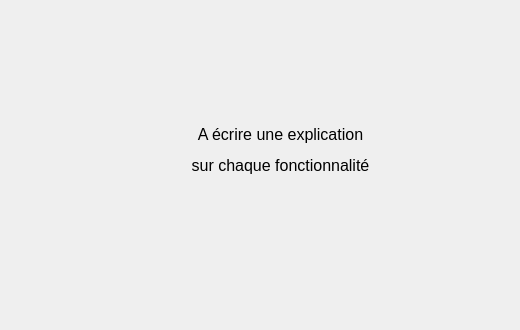
Before: the Qt Designer form gui/Accueil.ui in WallaceVBB/EpiData, drawn with Qt 5.
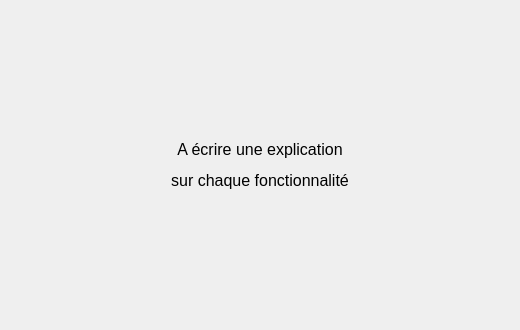
After: the same form once the commit is applied.

What changed in the file:
```diff
--- a/gui/Accueil.ui
+++ b/gui/Accueil.ui
@@ -10,18 +10,18 @@
     <height>330</height>
    </rect>
   </property>
+  <property name="sizePolicy">
+   <sizepolicy hsizetype="Expanding" vsizetype="Expanding">
+    <horstretch>0</horstretch>
+    <verstretch>0</verstretch>
+   </sizepolicy>
+  </property>
   <property name="windowTitle">
    <string>Form</string>
   </property>
+  <layout class="QVBoxLayout" name="verticalLayout">
+   <item>
   <widget class="QLabel" name="label">
-   <property name="geometry">
-    <rect>
-     <x>150</x>
-     <y>90</y>
-     <width>261</width>
-     <height>121</height>
-    </rect>
-   </property>
    <property name="font">
     <font>
      <pointsize>18</pointsize>
@@ -31,6 +31,8 @@
     <string>&lt;html&gt;&lt;head/&gt;&lt;body&gt;&lt;p align=&quot;center&quot;&gt;&lt;span style=&quot; font-size:12pt;&quot;&gt;A écrire une explication&lt;/span&gt;&lt;/p&gt;&lt;p align=&quot;center&quot;&gt;&lt;span style=&quot; font-size:12pt;&quot;&gt;sur chaque fonctionnalité&lt;/span&gt;&lt;/p&gt;&lt;/body&gt;&lt;/html&gt;</string>
    </property>
   </widget>
+   </item>
+  </layout>
  </widget>
  <resources/>
  <connections/>
```
Lines whose indentation alone changed are shown as unchanged.
